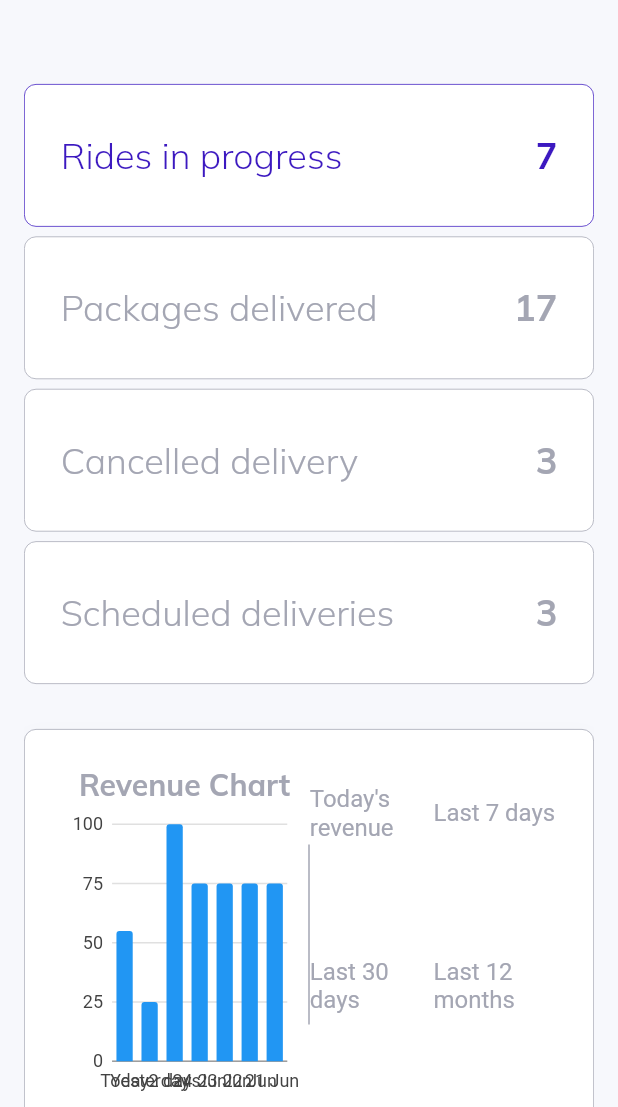
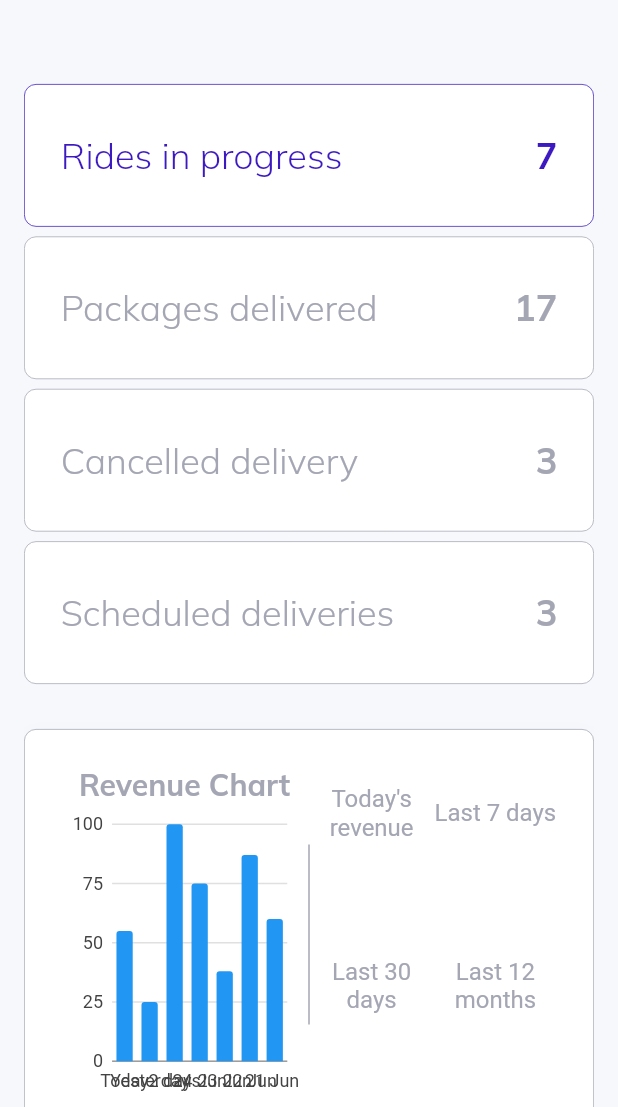
Before and after one commit to ERy03/Flutter-Web-Admin-Page, a Flutter app: the screen it shows after launch, on a phone screen of 412 x 824 dp, the part 129-1236 px from its top. Run offline on Flutter 3.47's test engine with Material 2 defaults, Android fonts, the phone set to English and light mode, and no system bars; our stand-ins replace charts_flutter, get, google_fonts; missing offline and left inert: dart:html.

Commit message:
fixing styling

```diff
--- a/lib/pages/overview/widgets/bar_chart.dart
+++ b/lib/pages/overview/widgets/bar_chart.dart
@@ -33,9 +33,9 @@ class SimpleBarChart extends StatelessWidget {
       OrdinalSales('Yesterday', 25),
       OrdinalSales('2 days', 100),
       OrdinalSales('24 Jun', 75),
-      OrdinalSales('23 Jun', 75),
-      OrdinalSales('22 Jun', 75),
-      OrdinalSales('21 Jun', 75),
+      OrdinalSales('23 Jun', 38),
+      OrdinalSales('22 Jun', 87),
+      OrdinalSales('21 Jun', 60),
     ];
 
     return [
--- a/lib/pages/overview/widgets/revenue_info.dart
+++ b/lib/pages/overview/widgets/revenue_info.dart
@@ -12,6 +12,7 @@ class RevenueInfo extends StatelessWidget {
   Widget build(BuildContext context) {
     return Expanded(
       child: RichText(
+        textAlign: TextAlign.center,
         text: TextSpan(
           children: [
             TextSpan(
```
